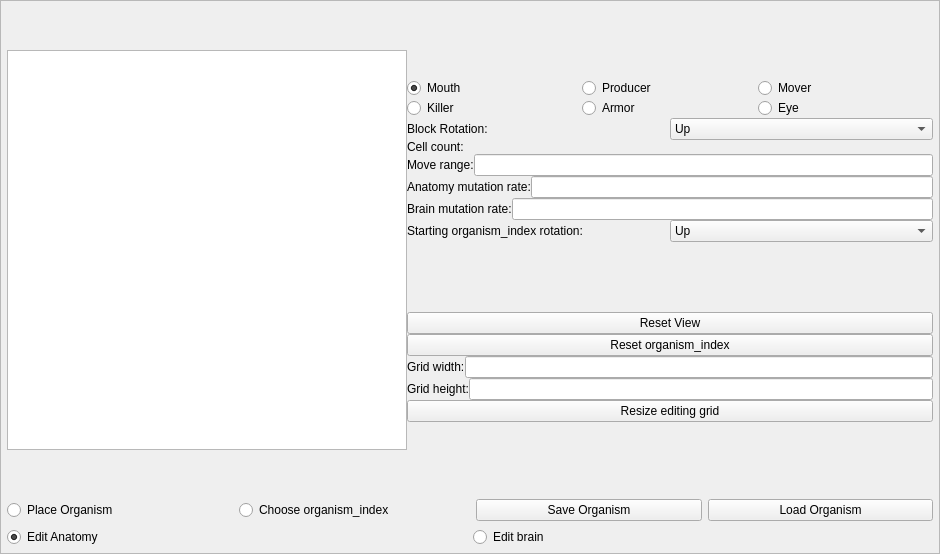
Old version of the form Source/UiFiles/editor.ui in the repository SuperSpaceEye/LifeEngineExtended.
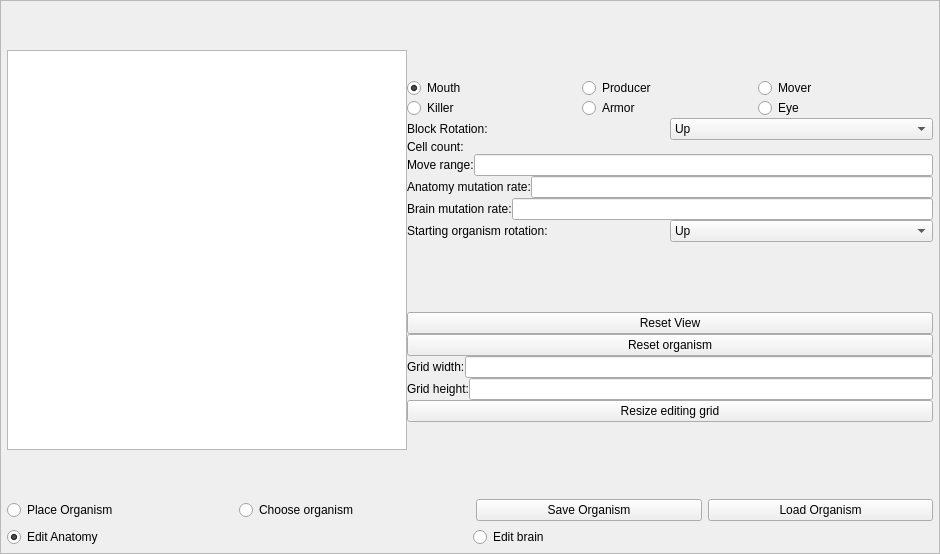
New version of the form.

```diff
--- a/Source/UiFiles/editor.ui
+++ b/Source/UiFiles/editor.ui
@@ -332,7 +332,7 @@
                       <item>
                        <widget class="QLabel" name="label_8">
                         <property name="text">
-                         <string>Starting organism_index rotation:</string>
+                         <string>Starting organism rotation:</string>
                         </property>
                        </widget>
                       </item>
@@ -385,7 +385,7 @@
                     <item>
                      <widget class="QPushButton" name="b_reset_organism">
                       <property name="text">
-                       <string>Reset organism_index</string>
+                       <string>Reset organism</string>
                       </property>
                      </widget>
                     </item>
@@ -521,7 +521,7 @@
               <item>
                <widget class="QRadioButton" name="rb_chose_organism">
                 <property name="text">
-                 <string>Choose organism_index</string>
+                 <string>Choose organism</string>
                 </property>
                 <attribute name="buttonGroup">
                  <string notr="true">organism_action_group</string>
```
Left out of the diff: 2 changed lines with no effect on the pictures.
